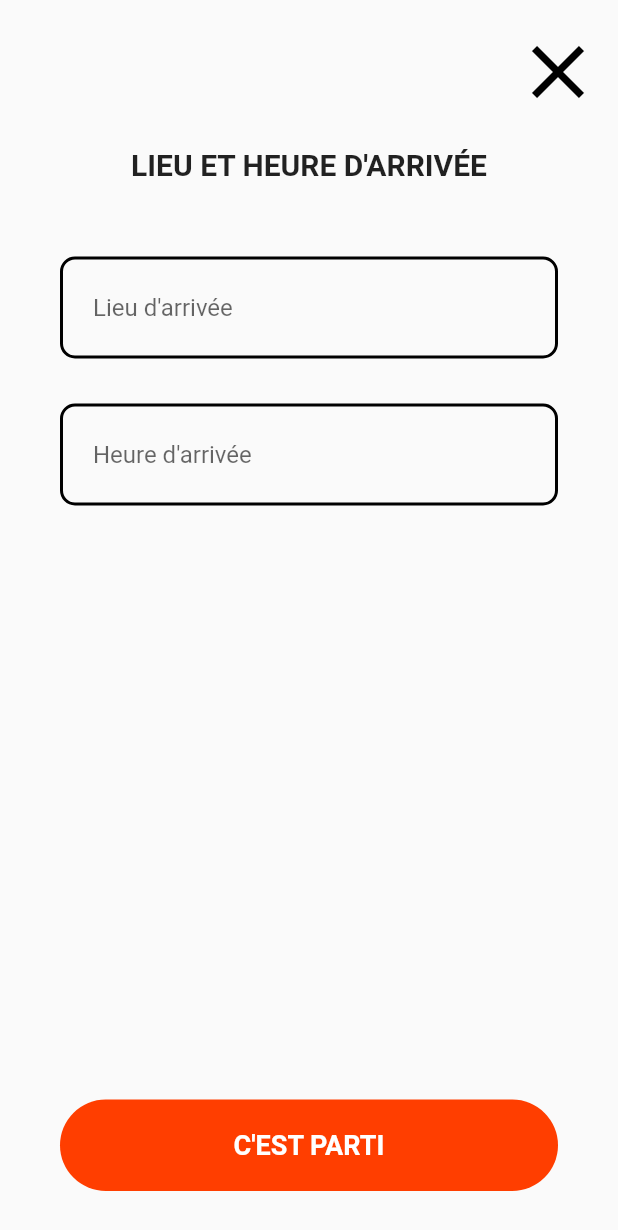
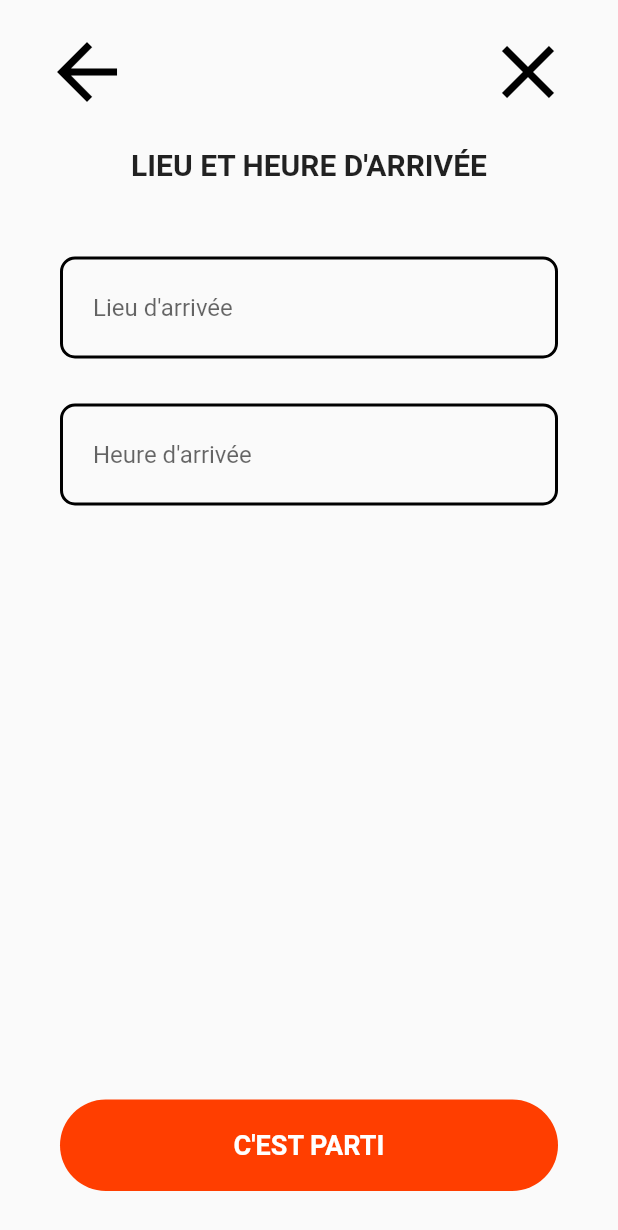
Before and after one commit to RemiDormoy/beer-train, a Flutter app: the TimeAndPlace widget shown alone on an empty page, opened directly, on a phone screen of 412 x 824 dp. Shown: the top 1230 px of the screen. Run offline on Flutter 3.47's test engine with Material 2 defaults, Android fonts, the phone set to English and light mode, and no system bars; missing offline and left inert: flutter_lottie.

Commit message:
first day

```diff
--- a/lib/timeAndPlace.dart
+++ b/lib/timeAndPlace.dart
@@ -1,20 +1,41 @@
+import 'package:beer_train/passager.dart';
 import 'package:flutter/material.dart';
 
 import 'colors.dart';
 
 class TimeAndPlace extends StatelessWidget {
+
+  DriverChosenCallback _callback = () {};
+
+
+  TimeAndPlace([this._callback]);
+
   @override
   Widget build(BuildContext context) {
     return Column(
       children: <Widget>[
+        Row(
+          children: <Widget>[
+            GestureDetector(
+              onTap: _callback,
+              child: Padding(
+                padding: const EdgeInsets.fromLTRB(20, 10, 30, 0),
+                child: IconButton(
+                  icon: Icon(
+                    Icons.arrow_back,
+                    color: Colors.black,
+                    size: 60,
+                  ),
+                ),
+              ),
+            ),
+            Expanded(child: Container()),
             GestureDetector(
               onTap: () {
                 Navigator.of(context).pop();
               },
-          child: Align(
-            alignment: Alignment.centerRight,
               child: Padding(
-              padding: const EdgeInsets.fromLTRB(0, 10, 30, 0),
+                padding: const EdgeInsets.fromLTRB(0, 10, 50, 0),
                 child: IconButton(
                   icon: Icon(
                     Icons.close,
@@ -24,6 +45,7 @@ class TimeAndPlace extends StatelessWidget {
                 ),
               ),
             ),
+          ],
         ),
         Padding(
           padding: const EdgeInsets.fromLTRB(20, 40, 20, 20),
```
Also changed, not shown: lib/GetOnBoardDialog.dart (+8 -2 lines). Lines whose indentation alone changed are shown as unchanged.
